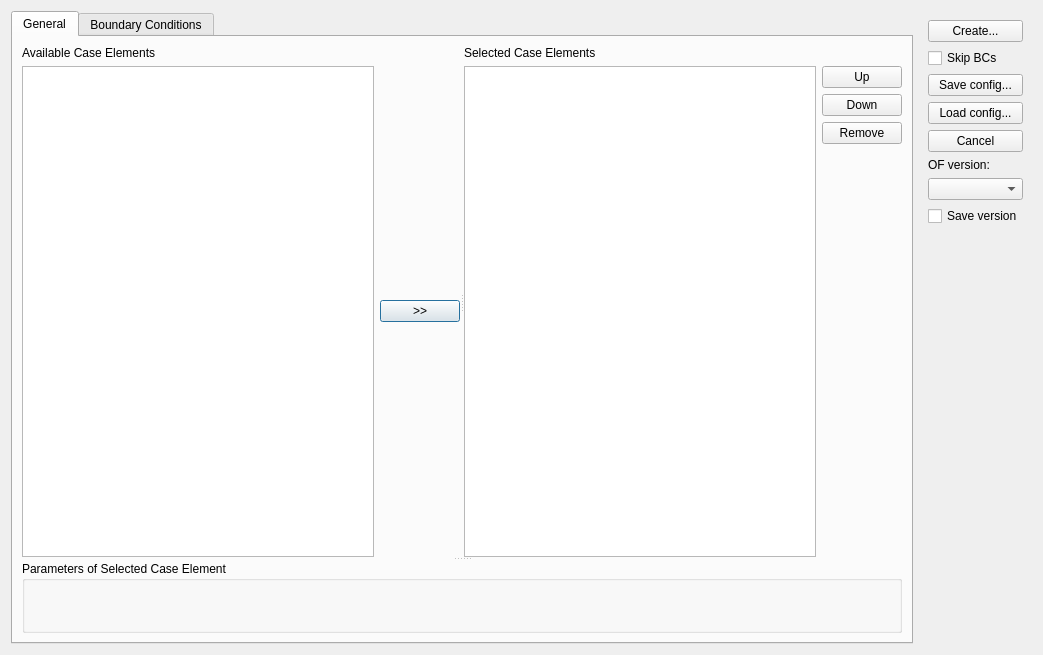
dwstephens/insightcae, file src/extensions/openfoam/isutils/isofCaseBuilder/isofcasebuilderwindow.ui: the form before one commit.
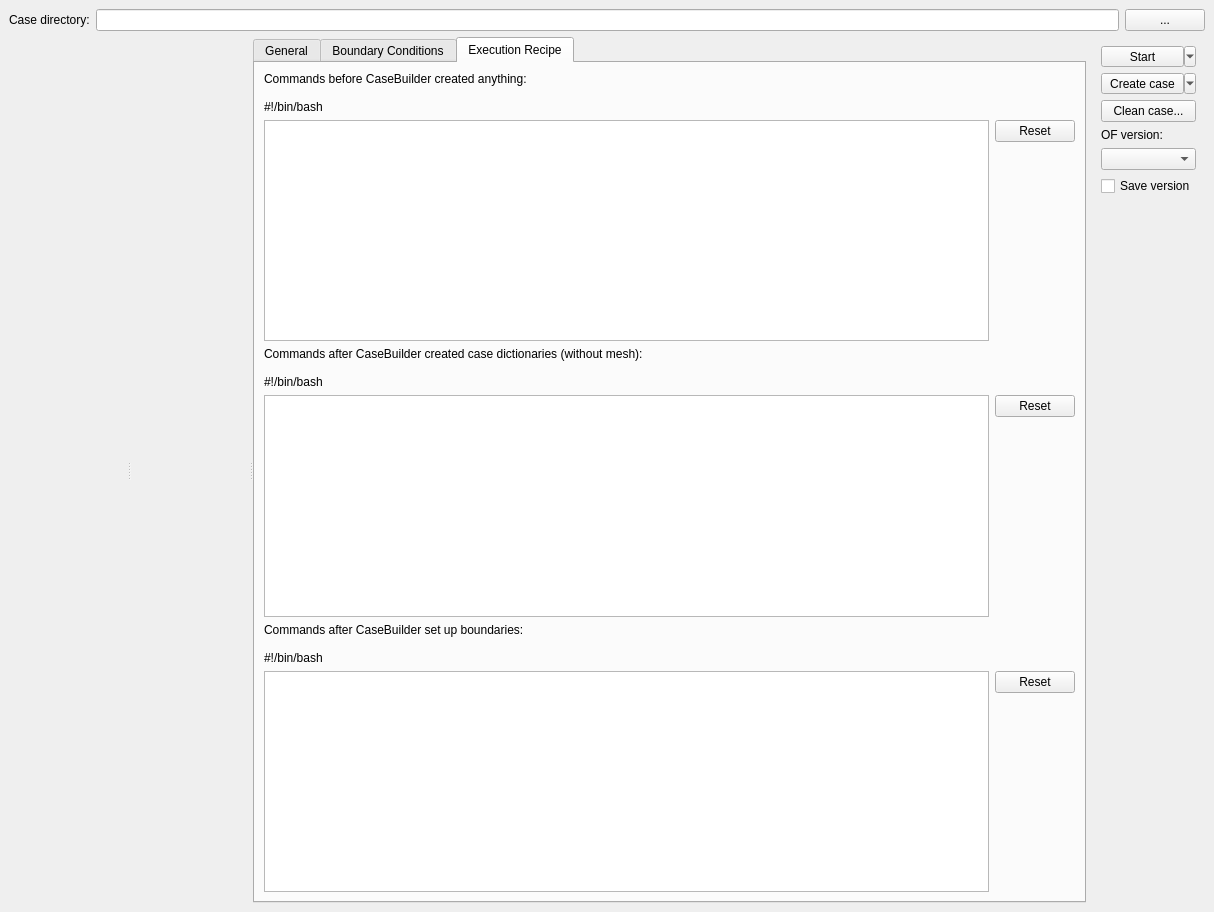
The form after the commit. The open tabs and pages were chosen to show the change. Custom widgets are drawn as their Qt base class.

What changed in the file:
```diff
--- a/src/extensions/openfoam/isutils/isofCaseBuilder/isofcasebuilderwindow.ui
+++ b/src/extensions/openfoam/isutils/isofCaseBuilder/isofcasebuilderwindow.ui
@@ -1,24 +1,80 @@
 <?xml version="1.0" encoding="UTF-8"?>
 <ui version="4.0">
  <class>isofCaseBuilderWindow</class>
- <widget class="QDialog" name="isofCaseBuilderWindow">
+ <widget class="QMainWindow" name="isofCaseBuilderWindow">
   <property name="geometry">
    <rect>
     <x>0</x>
     <y>0</y>
-    <width>1043</width>
-    <height>655</height>
+    <width>1214</width>
+    <height>912</height>
    </rect>
   </property>
+  <property name="sizePolicy">
+   <sizepolicy hsizetype="Preferred" vsizetype="Preferred">
+    <horstretch>0</horstretch>
+    <verstretch>3</verstretch>
+   </sizepolicy>
+  </property>
   <property name="windowTitle">
    <string>Dialog</string>
   </property>
   <property name="styleSheet">
    <string notr="true"/>
   </property>
+  <widget class="QWidget" name="widget">
+   <layout class="QVBoxLayout" name="verticalLayout_15">
+    <item>
   <layout class="QHBoxLayout" name="horizontalLayout">
    <item>
+       <widget class="QLabel" name="label_9">
+        <property name="text">
+         <string>Case directory:</string>
+        </property>
+       </widget>
+      </item>
+      <item>
+       <widget class="QLineEdit" name="case_dir"/>
+      </item>
+      <item>
+       <widget class="QPushButton" name="btn_select_case_dir">
+        <property name="text">
+         <string>...</string>
+        </property>
+       </widget>
+      </item>
+     </layout>
+    </item>
+    <item>
+     <layout class="QHBoxLayout" name="horizontalLayout_7">
+      <item>
+       <widget class="QSplitter" name="splitter_5">
+        <property name="orientation">
+         <enum>Qt::Horizontal</enum>
+        </property>
+        <widget class="QoccViewWidget" name="occview" native="true">
+         <property name="sizePolicy">
+          <sizepolicy hsizetype="Expanding" vsizetype="Preferred">
+           <horstretch>0</horstretch>
+           <verstretch>0</verstretch>
+          </sizepolicy>
+         </property>
+        </widget>
+        <widget class="QModelTree" name="modeltree" native="true">
+         <property name="sizePolicy">
+          <sizepolicy hsizetype="MinimumExpanding" vsizetype="Preferred">
+           <horstretch>0</horstretch>
+           <verstretch>0</verstretch>
+          </sizepolicy>
+         </property>
+        </widget>
     <widget class="QTabWidget" name="BCTab">
+         <property name="sizePolicy">
+          <sizepolicy hsizetype="Expanding" vsizetype="Expanding">
+           <horstretch>0</horstretch>
+           <verstretch>0</verstretch>
+          </sizepolicy>
+         </property>
      <property name="currentIndex">
       <number>0</number>
      </property>
@@ -29,10 +85,22 @@
       <layout class="QVBoxLayout" name="verticalLayout_4">
        <item>
         <widget class="QSplitter" name="splitter_2">
+             <property name="sizePolicy">
+              <sizepolicy hsizetype="Preferred" vsizetype="Preferred">
+               <horstretch>0</horstretch>
+               <verstretch>0</verstretch>
+              </sizepolicy>
+             </property>
          <property name="orientation">
           <enum>Qt::Vertical</enum>
          </property>
          <widget class="QWidget" name="widget" native="true">
+              <property name="sizePolicy">
+               <sizepolicy hsizetype="Preferred" vsizetype="MinimumExpanding">
+                <horstretch>0</horstretch>
+                <verstretch>0</verstretch>
+               </sizepolicy>
+              </property>
           <layout class="QHBoxLayout" name="horizontalLayout_5">
            <item>
             <widget class="QSplitter" name="splitter">
@@ -40,16 +108,30 @@
               <enum>Qt::Horizontal</enum>
              </property>
              <widget class="QWidget" name="widget_2" native="true">
-              <layout class="QGridLayout" name="gridLayout">
-               <item row="0" column="0">
+                  <layout class="QHBoxLayout" name="horizontalLayout_6">
+                   <item>
+                    <layout class="QVBoxLayout" name="verticalLayout_11">
+                     <item>
                 <widget class="QLabel" name="label_4">
+                       <property name="sizePolicy">
+                        <sizepolicy hsizetype="Preferred" vsizetype="Fixed">
+                         <horstretch>0</horstretch>
+                         <verstretch>0</verstretch>
+                        </sizepolicy>
+                       </property>
                  <property name="text">
                   <string>Available Case Elements</string>
                  </property>
                 </widget>
                </item>
-               <item row="1" column="0">
+                     <item>
                 <widget class="QTreeWidget" name="available_elements">
+                       <property name="sizePolicy">
+                        <sizepolicy hsizetype="Expanding" vsizetype="Preferred">
+                         <horstretch>0</horstretch>
+                         <verstretch>0</verstretch>
+                        </sizepolicy>
+                       </property>
                  <property name="rootIsDecorated">
                   <bool>true</bool>
                  </property>
@@ -63,7 +145,9 @@
                  </column>
                 </widget>
                </item>
-               <item row="1" column="1">
+                    </layout>
+                   </item>
+                   <item>
                 <widget class="QPushButton" name="add_btn">
                  <property name="text">
                   <string>&gt;&gt;</string>
@@ -73,18 +157,35 @@
               </layout>
              </widget>
              <widget class="QWidget" name="widget_4" native="true">
-              <layout class="QGridLayout" name="gridLayout_2">
-               <item row="0" column="0">
+                  <layout class="QHBoxLayout" name="horizontalLayout_2">
+                   <item>
+                    <layout class="QVBoxLayout" name="verticalLayout_2">
+                     <item>
                 <widget class="QLabel" name="label_5">
+                       <property name="sizePolicy">
+                        <sizepolicy hsizetype="Preferred" vsizetype="Fixed">
+                         <horstretch>0</horstretch>
+                         <verstretch>0</verstretch>
+                        </sizepolicy>
+                       </property>
                  <property name="text">
                   <string>Selected Case Elements</string>
                  </property>
                 </widget>
                </item>
-               <item row="2" column="0">
-                <widget class="QListWidget" name="selected_elements"/>
-               </item>
-               <item row="2" column="1">
+                     <item>
+                      <widget class="QListWidget" name="selected_elements">
+                       <property name="sizePolicy">
+                        <sizepolicy hsizetype="Expanding" vsizetype="Preferred">
+                         <horstretch>0</horstretch>
+                         <verstretch>0</verstretch>
+                        </sizepolicy>
+                       </property>
+                      </widget>
+                     </item>
+                    </layout>
+                   </item>
+                   <item>
                 <layout class="QVBoxLayout" name="verticalLayout_10">
                  <item>
                   <widget class="QPushButton" name="up_btn">
@@ -108,7 +209,7 @@
                   </widget>
                  </item>
                  <item>
-                  <spacer name="verticalSpacer_2">
+                      <spacer name="verticalSpacer_5">
                    <property name="orientation">
                     <enum>Qt::Vertical</enum>
                    </property>
@@ -130,11 +231,23 @@
          </widget>
          <widget class="QGroupBox" name="parameter_editor">
           <property name="sizePolicy">
-           <sizepolicy hsizetype="Preferred" vsizetype="Preferred">
+               <sizepolicy hsizetype="Preferred" vsizetype="Expanding">
             <horstretch>0</horstretch>
             <verstretch>0</verstretch>
            </sizepolicy>
           </property>
+              <property name="minimumSize">
+               <size>
+                <width>0</width>
+                <height>0</height>
+               </size>
+              </property>
+              <property name="baseSize">
+               <size>
+                <width>800</width>
+                <height>600</height>
+               </size>
+              </property>
           <property name="title">
            <string>Parameters of Selected Case Element</string>
           </property>
@@ -249,6 +362,148 @@
        </item>
       </layout>
      </widget>
+         <widget class="QWidget" name="recipe_tab">
+          <attribute name="title">
+           <string>Execution Recipe</string>
+          </attribute>
+          <layout class="QVBoxLayout" name="verticalLayout_14">
+           <item>
+            <widget class="QLabel" name="label_6">
+             <property name="text">
+              <string>Commands before CaseBuilder created anything:&lt;br&gt;&lt;br&gt;#!/bin/bash</string>
+             </property>
+            </widget>
+           </item>
+           <item>
+            <layout class="QGridLayout" name="gridLayout">
+             <item row="0" column="0">
+              <widget class="QPlainTextEdit" name="script_pre">
+               <property name="sizePolicy">
+                <sizepolicy hsizetype="Expanding" vsizetype="Expanding">
+                 <horstretch>0</horstretch>
+                 <verstretch>0</verstretch>
+                </sizepolicy>
+               </property>
+              </widget>
+             </item>
+             <item row="0" column="1">
+              <layout class="QVBoxLayout" name="verticalLayout_13">
+               <item>
+                <widget class="QPushButton" name="btn_reset_pre">
+                 <property name="sizePolicy">
+                  <sizepolicy hsizetype="Minimum" vsizetype="Fixed">
+                   <horstretch>0</horstretch>
+                   <verstretch>0</verstretch>
+                  </sizepolicy>
+                 </property>
+                 <property name="text">
+                  <string>Reset</string>
+                 </property>
+                </widget>
+               </item>
+               <item>
+                <spacer name="verticalSpacer_2">
+                 <property name="orientation">
+                  <enum>Qt::Vertical</enum>
+                 </property>
+                 <property name="sizeHint" stdset="0">
+                  <size>
+                   <width>20</width>
+                   <height>40</height>
+                  </size>
+                 </property>
+                </spacer>
+               </item>
+              </layout>
+             </item>
+            </layout>
+           </item>
+           <item>
+            <widget class="QLabel" name="label_7">
+             <property name="text">
+              <string>Commands after CaseBuilder created case dictionaries (without mesh):&lt;br&gt;&lt;br&gt;#!/bin/bash</string>
+             </property>
+            </widget>
+           </item>
+           <item>
+            <layout class="QGridLayout" name="gridLayout_2">
+             <item row="0" column="0">
+              <widget class="QPlainTextEdit" name="script_mesh"/>
+             </item>
+             <item row="0" column="1">
+              <layout class="QVBoxLayout" name="verticalLayout_12">
+               <item>
+                <widget class="QPushButton" name="btn_reset_mesh">
+                 <property name="text">
+                  <string>Reset</string>
+                 </property>
+                </widget>
+               </item>
+               <item>
+                <spacer name="verticalSpacer_3">
+                 <property name="orientation">
+                  <enum>Qt::Vertical</enum>
+                 </property>
+                 <property name="sizeHint" stdset="0">
+                  <size>
+                   <width>20</width>
+                   <height>38</height>
+                  </size>
+                 </property>
+                </spacer>
+               </item>
+              </layout>
+             </item>
+            </layout>
+           </item>
+           <item>
+            <widget class="QLabel" name="label_8">
+             <property name="text">
+              <string>Commands after CaseBuilder set up boundaries:&lt;br&gt;&lt;br&gt;#!/bin/bash</string>
+             </property>
+            </widget>
+           </item>
+           <item>
+            <layout class="QGridLayout" name="gridLayout_3">
+             <item row="0" column="0">
+              <widget class="QPlainTextEdit" name="script_case">
+               <property name="sizePolicy">
+                <sizepolicy hsizetype="Expanding" vsizetype="Expanding">
+                 <horstretch>0</horstretch>
+                 <verstretch>0</verstretch>
+                </sizepolicy>
+               </property>
+              </widget>
+             </item>
+             <item row="0" column="1">
+              <layout class="QVBoxLayout" name="verticalLayout">
+               <item>
+                <widget class="QPushButton" name="btn_reset_case">
+                 <property name="text">
+                  <string>Reset</string>
+                 </property>
+                </widget>
+               </item>
+               <item>
+                <spacer name="verticalSpacer_4">
+                 <property name="orientation">
+                  <enum>Qt::Vertical</enum>
+                 </property>
+                 <property name="sizeHint" stdset="0">
+                  <size>
+                   <width>20</width>
+                   <height>40</height>
+                  </size>
+                 </property>
+                </spacer>
+               </item>
+              </layout>
+             </item>
+            </layout>
+           </item>
+          </layout>
+         </widget>
+        </widget>
     </widget>
    </item>
    <item>
@@ -261,42 +516,58 @@
      </property>
      <layout class="QVBoxLayout" name="verticalLayout_3">
       <item>
-       <widget class="QPushButton" name="create_btn">
-        <property name="text">
-         <string>Create...</string>
-        </property>
-       </widget>
-      </item>
-      <item>
-       <widget class="QCheckBox" name="skipBCswitch">
+          <widget class="QToolButton" name="btn_start">
+           <property name="sizePolicy">
+            <sizepolicy hsizetype="Minimum" vsizetype="Fixed">
+             <horstretch>0</horstretch>
+             <verstretch>0</verstretch>
+            </sizepolicy>
+           </property>
         <property name="text">
-         <string>Skip BCs</string>
-        </property>
-       </widget>
-      </item>
-      <item>
-       <widget class="QPushButton" name="save_btn">
-        <property name="text">
-         <string>Save config...</string>
-        </property>
+            <string>Start</string>
+           </property>
+           <property name="popupMode">
+            <enum>QToolButton::MenuButtonPopup</enum>
+           </property>
+           <property name="toolButtonStyle">
+            <enum>Qt::ToolButtonTextBesideIcon</enum>
+           </property>
        </widget>
       </item>
       <item>
-       <widget class="QPushButton" name="load_btn">
+          <widget class="QToolButton" name="create_btn">
+           <property name="sizePolicy">
+            <sizepolicy hsizetype="Minimum" vsizetype="Fixed">
+             <horstretch>0</horstretch>
+             <verstretch>0</verstretch>
+            </sizepolicy>
+           </property>
         <property name="text">
-         <string>Load config...</string>
-        </property>
+            <string>Create case</string>
+           </property>
+           <property name="popupMode">
+            <enum>QToolButton::MenuButtonPopup</enum>
+           </property>
+           <property name="toolButtonStyle">
+            <enum>Qt::ToolButtonTextBesideIcon</enum>
+           </property>
        </widget>
       </item>
       <item>
        <widget class="QPushButton" name="cancel_btn">
         <property name="text">
-         <string>Cancel</string>
+            <string>Clean case...</string>
         </property>
        </widget>
       </item>
       <item>
        <widget class="QLabel" name="label_3">
+           <property name="sizePolicy">
+            <sizepolicy hsizetype="Preferred" vsizetype="Fixed">
+             <horstretch>0</horstretch>
+             <verstretch>0</verstretch>
+            </sizepolicy>
+           </property>
         <property name="text">
          <string>OF version:</string>
         </property>
@@ -332,7 +603,24 @@
     </widget>
    </item>
   </layout>
- </widget>
+    </item>
+   </layout>
+  </widget>
+ </widget>
+ <customwidgets>
+  <customwidget>
+   <class>QoccViewWidget</class>
+   <extends>QWidget</extends>
+   <header>qoccviewwidget.h</header>
+   <container>1</container>
+  </customwidget>
+  <customwidget>
+   <class>QModelTree</class>
+   <extends>QWidget</extends>
+   <header>qmodeltree.h</header>
+   <container>1</container>
+  </customwidget>
+ </customwidgets>
  <tabstops>
   <tabstop>available_elements</tabstop>
   <tabstop>create_btn</tabstop>
```
Left out of the diff: 6 changed lines with no effect on the pictures. Lines whose indentation alone changed are shown as unchanged.
